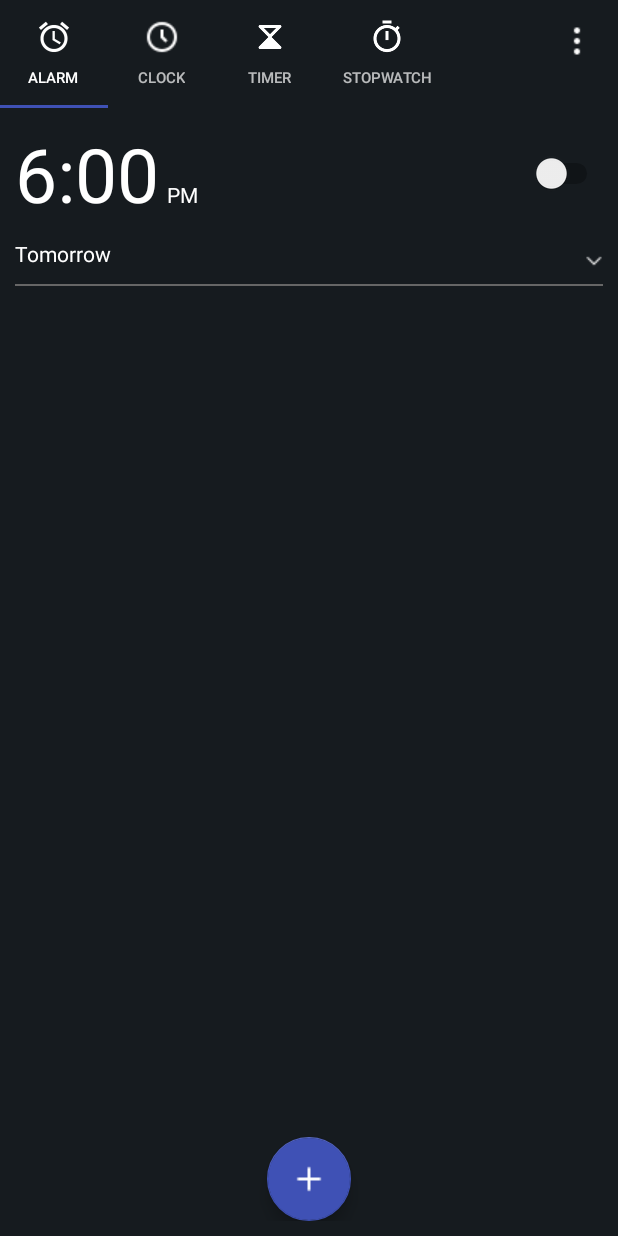
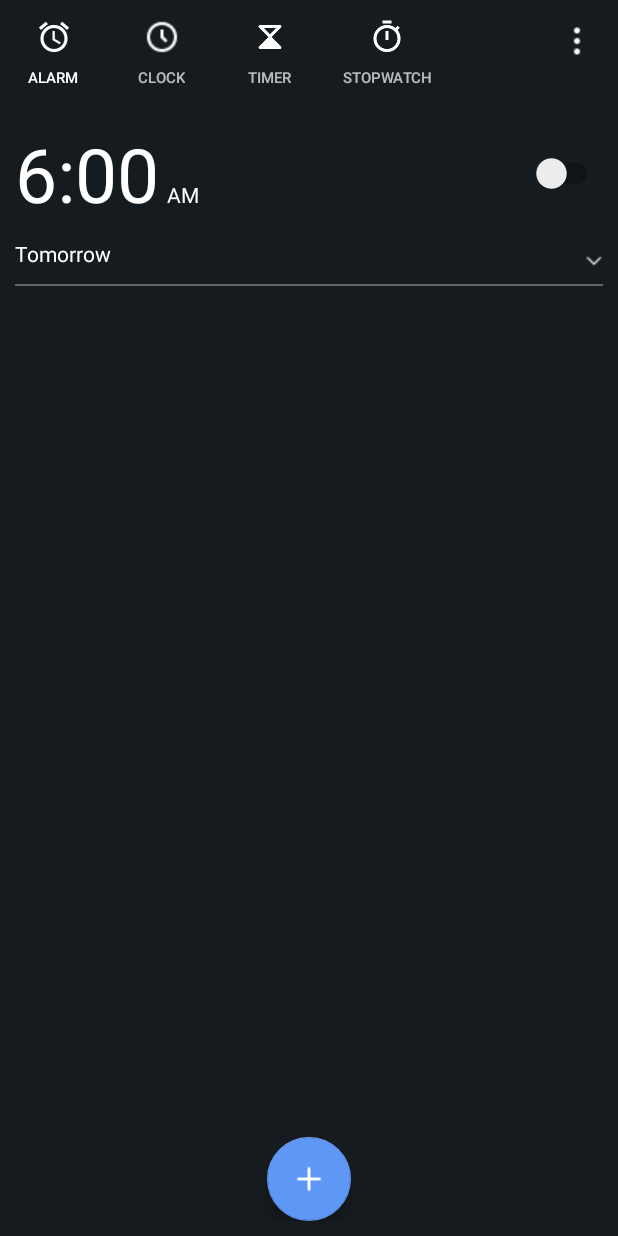
Before and after one commit to vaishnavi-janardhan/MyClock, an Android app: the screen it shows after launch (MainActivity), on a phone screen of 412 x 824 dp. Run offline under Robolectric (Android 15) with nearby library versions, the phone set to English and light mode, and no system bars.

Commit message:
Few edits to improve the layout

```diff
--- a/app/src/main/res/layout/activity_main.xml
+++ b/app/src/main/res/layout/activity_main.xml
@@ -25,6 +25,7 @@
             android:theme="@style/ThemeOverlay.AppCompat.Dark.ActionBar"
             app:popupTheme="@style/ThemeOverlay.AppCompat.Light"
             app:tabGravity="fill"
+            app:tabIndicatorColor="@color/background"
             app:tabMode="scrollable"
             app:tabSelectedTextColor="@color/white"
             app:tabTextAppearance="@style/MineCustomTabText" />
--- a/app/src/main/res/layout/fragment_alarm.xml
+++ b/app/src/main/res/layout/fragment_alarm.xml
@@ -25,7 +25,7 @@
             android:layout_alignBaseline="@id/time"
             android:layout_marginStart="5dp"
             android:layout_toEndOf="@+id/time"
-            android:text="@string/pm"
+            android:text="@string/am"
             android:textColor="@color/white" />
 
         <Switch
@@ -34,7 +34,6 @@
             android:layout_height="wrap_content"
             android:layout_alignParentEnd="true"
             android:layout_marginTop="@dimen/size_twenty" />
-
         <RelativeLayout
             android:id="@+id/extra"
             android:layout_width="match_parent"
@@ -75,7 +74,6 @@
             android:layout_margin="@dimen/size_sixteen"
             android:src="@drawable/plus" />
 
-
     </RelativeLayout>
 
 </RelativeLayout>
--- a/app/src/main/res/layout/fragment_clock.xml
+++ b/app/src/main/res/layout/fragment_clock.xml
@@ -36,5 +36,4 @@
         android:layout_gravity="end|bottom"
         android:layout_margin="@dimen/size_sixteen"
         android:src="@drawable/location" />
-
 </RelativeLayout>
--- a/app/src/main/res/layout/fragment_stopwatch.xml
+++ b/app/src/main/res/layout/fragment_stopwatch.xml
@@ -3,7 +3,8 @@
     android:layout_width="match_parent"
     android:layout_height="match_parent"
     android:background="@color/background"
-    tools:context="com.example.vaishjanardhan.myclock.Fragment.StopwatchFragment">
+    tools:context="com.example.vaishjanardhan.myclock.Fragment.StopwatchFragment"
+    tools:ignore="contentDescription">
 
     <ImageView
         android:layout_width="@dimen/size_twofifty"
@@ -42,5 +43,4 @@
         android:layout_gravity="end|bottom"
         android:layout_margin="16dp"
         android:src="@drawable/play" />
-
 </RelativeLayout>
--- a/app/src/main/res/values/colors.xml
+++ b/app/src/main/res/values/colors.xml
@@ -1,8 +1,8 @@
 <?xml version="1.0" encoding="utf-8"?>
 <resources>
-    <color name="colorPrimary">#3F51B5</color>
+    <color name="colorPrimary">#161B1F</color>
     <color name="colorPrimaryDark">#000000</color>
-    <color name="colorAccent">#3F51B5</color>
+    <color name="colorAccent">#5E97F6</color>
     <color name="background">#161B1F</color>
     <color name="divider">#666666</color>
     <color name="colorMenuBackground">#303030</color>
--- a/app/src/main/res/values/dimens.xml
+++ b/app/src/main/res/values/dimens.xml
@@ -15,4 +15,5 @@
     <dimen name="text_hundred">100sp</dimen>
     <dimen name="text_twentyfive">25sp</dimen>
     <dimen name="size_one">1dp</dimen>
+    <dimen name="text_ten">10sp</dimen>
 </resources>
--- a/app/src/main/res/values/strings.xml
+++ b/app/src/main/res/values/strings.xml
@@ -26,4 +26,5 @@
     <string name="seven">7</string>
     <string name="eight">8</string>
     <string name="nine">9</string>
+    <string name="am">AM</string>
 </resources>
--- a/app/src/main/res/values/styles.xml
+++ b/app/src/main/res/values/styles.xml
@@ -5,13 +5,19 @@
         <item name="colorPrimary">@color/colorPrimary</item>
         <item name="colorPrimaryDark">@color/colorPrimaryDark</item>
         <item name="colorAccent">@color/colorAccent</item>
+        <item name="android:itemBackground">@color/colorMenuBackground</item>
+        <item name="android:itemTextAppearance">@style/menuTextAppearance</item>
     </style>
     <style name="tab_item">
         <item name="android:layout_width">match_parent</item>
         <item name="android:layout_height">wrap_content</item>
     </style>
     <style name="MineCustomTabText" parent="TextAppearance.Design.Tab">
-        <item name="android:textSize">10sp</item>
+        <item name="android:textSize">@dimen/text_ten</item>
+    </style>
+
+    <style name="menuTextAppearance" parent="TextAppearance.AppCompat.Widget.PopupMenu.Header">
+        <item name="android:textColor">@android:color/white</item>
     </style>
 
 </resources>
```
